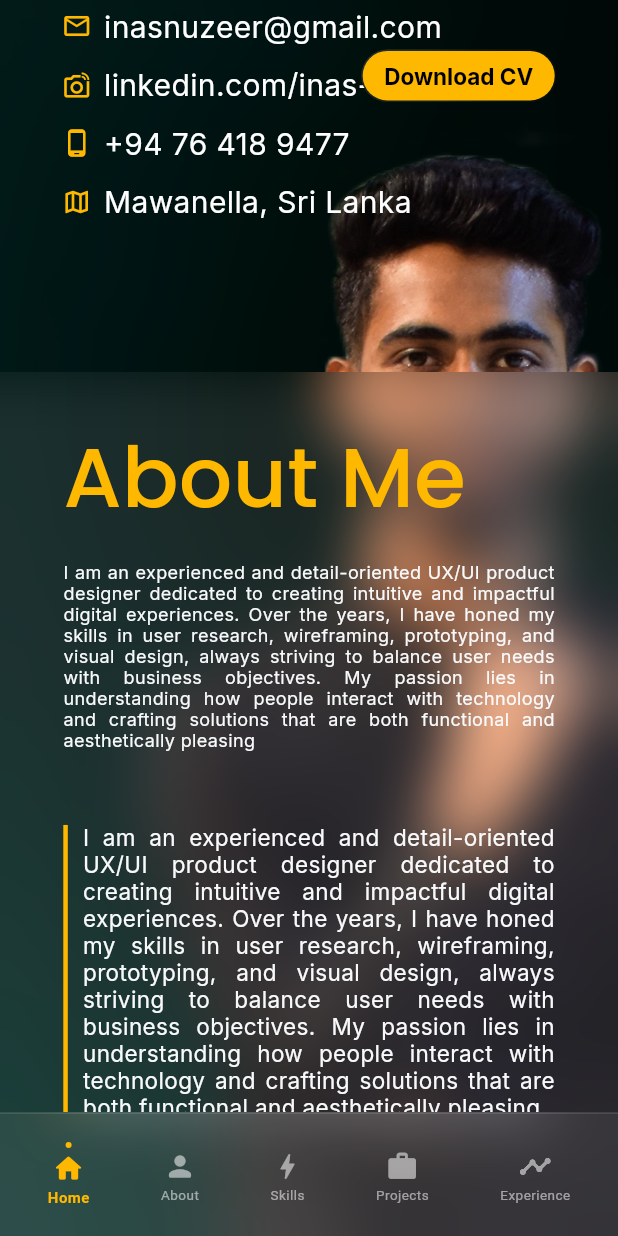
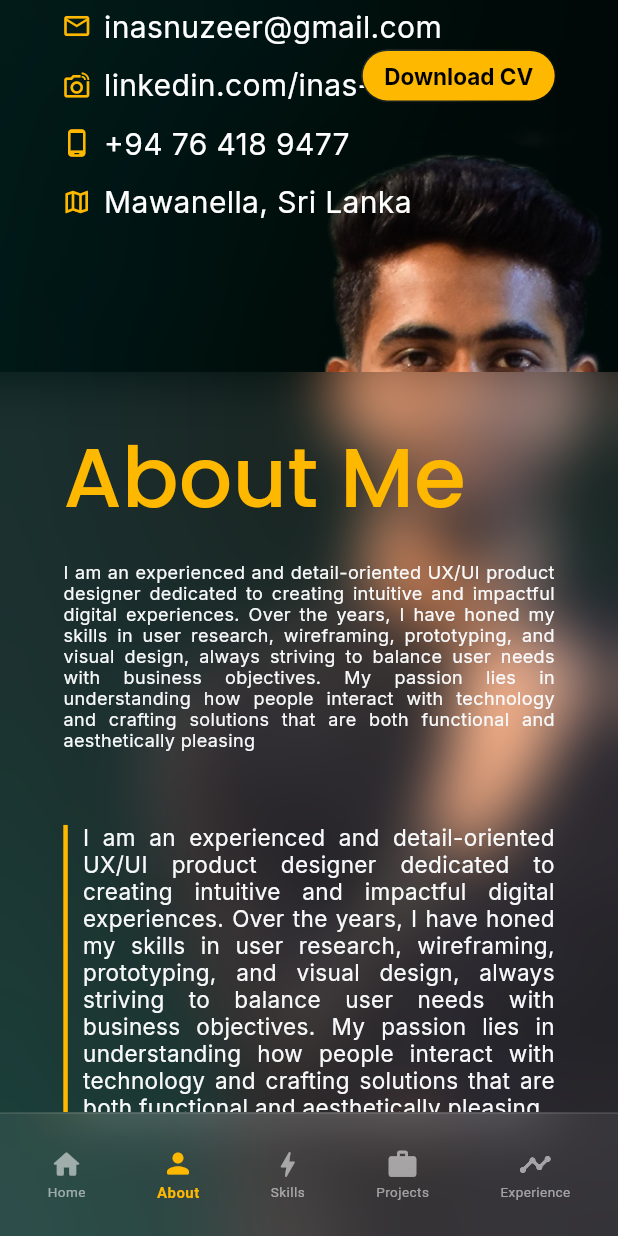
Before and after one commit to inas-nuzeer/portfolio, a Flutter app: the screen it shows after launch, scrolled down 576 dp, on a phone screen of 412 x 824 dp. Run offline on Flutter 3.47's test engine with Material 3 defaults, Android fonts, the light colour scheme and no system bars; our stand-ins replace google_fonts.

Commit message:
UI Complete

```diff
--- a/lib/Screens/Home/home.dart
+++ b/lib/Screens/Home/home.dart
@@ -24,16 +24,49 @@ class _HomeState extends State<Home> {
         child: Stack(
           children: [
             SizedBox(height: screenHeight * .04),
-            SizedBox(
-              width: screenWidth,
+            ConstrainedBox(
+              constraints: BoxConstraints(minHeight: screenHeight),
               // height: screenHeight,
               // color: Colors.white.withOpacity(.5),
               child: Column(
                 mainAxisAlignment: isMobileScreen
                     ? MainAxisAlignment.end
                     : MainAxisAlignment.center,
-                crossAxisAlignment: CrossAxisAlignment.start,
+                crossAxisAlignment: isMobileScreen
+                    ? CrossAxisAlignment.start
+                    : CrossAxisAlignment.start,
                 children: [
+                  // isMobileScreen
+                  //     ? Column(
+                  //         crossAxisAlignment: CrossAxisAlignment.center,
+                  //         children: [
+                  //           SizedBox(height: screenHeight * .15),
+                  //           ClipRRect(
+                  //             borderRadius: BorderRadius.circular(100),
+                  //             child: Container(
+                  //               width: 200,
+                  //               height: 200,
+                  //               decoration: BoxDecoration(
+                  //                 borderRadius: BorderRadius.circular(150),
+                  //               ),
+                  //               // borderRadius: 150,
+                  //               child: Center(
+                  //                 child: Image(
+                  //                   image: const AssetImage(
+                  //                     'assets/images/hero_Og_1.png',
+                  //                   ),
+                  //                   fit: BoxFit
+                  //                       .cover, // ← This ensures image covers the circle
+                  //                   width: 200,
+                  //                   height: 200,
+                  //                 ),
+                  //               ),
+                  //             ),
+                  //           ),
+                  //           SizedBox(height: screenHeight * .05),
+                  //         ],
+                  //       )
+                  //     : SizedBox.shrink(),
                   FittedBox(
                     fit: BoxFit.scaleDown,
                     child: Text(
@@ -70,15 +103,25 @@ class _HomeState extends State<Home> {
                     Row(
                       mainAxisAlignment: MainAxisAlignment.start,
                       children: [
-                        _personalData1(false),
+                        Expanded(flex: 1, child: _personalData1(false)),
                         const SizedBox(width: 30),
-                        _personalData2(false),
+                        Expanded(flex: 3, child: _personalData2(false)),
                       ],
                     ),
                   ],
                 ],
               ),
             ),
+            // if (isMobileScreen) ...[
+            //   Positioned(
+            //     bottom: 0,
+            //     left: 0,
+            //     right: 0,
+            //     child: Image(
+            //       image: AssetImage('assets/images/black_layer.png'),
+            //     ),
+            //   ),
+            // ],
             Positioned(
               top: screenHeight * .03,
               left: 0,
@@ -184,14 +227,16 @@ class _HomeState extends State<Home> {
       children: [
         Icon(icon, size: 20, color: Color(0xFFfeb800)),
         const SizedBox(width: 8),
-        Text(
-          text,
-          style: TextStyle(
-            color: Colors.white,
-            fontWeight: FontWeight.normal,
-            fontSize: 20,
+        Flexible(
+          child: Text(
+            text,
+            style: TextStyle(
+              color: Colors.white,
+              fontWeight: FontWeight.normal,
+              fontSize: 20,
+            ),
+            overflow: TextOverflow.ellipsis,
           ),
-          textAlign: TextAlign.center,
         ),
       ],
     );
--- a/lib/Screens/MainContent/main_content.dart
+++ b/lib/Screens/MainContent/main_content.dart
@@ -22,6 +22,7 @@ class _MainContentState extends State<MainContent> {
 
   bool _isHovering = false;
   bool _isLoading = false;
+  int _activeIndex = 0;
 
   @override
   void initState() {
@@ -33,10 +34,28 @@ class _MainContentState extends State<MainContent> {
       (_) => const Project(),
       (_) => const Experience(),
     ];
+    _scrollController.addListener(_onScroll);
+  }
+
+  void _onScroll() {
+    if (!_scrollController.hasClients) return;
+    final double offset = _scrollController.offset;
+    final double sectionHeight = _scrollController.position.viewportDimension;
+
+    // Which section occupies the majority of the viewport right now
+    final int index = (offset / sectionHeight).round().clamp(
+      0,
+      _sections.length - 1,
+    );
+
+    if (index != _activeIndex) {
+      setState(() => _activeIndex = index);
+    }
   }
 
   @override
   void dispose() {
+    _scrollController.removeListener(_onScroll);
     _scrollController.dispose();
     super.dispose();
   }
@@ -69,6 +88,7 @@ class _MainContentState extends State<MainContent> {
     final double screenWidth = MediaQuery.of(context).size.width;
     final double screenHeight = MediaQuery.of(context).size.height;
     final bool isMobileScreen = screenWidth < 600;
+    final bool isTabScreen = screenWidth < 1000 && screenWidth > 600;
 
     return Scaffold(
       backgroundColor: Colors.black,
@@ -136,7 +156,7 @@ class _MainContentState extends State<MainContent> {
               ),
 
               // ── Navbar (desktop) / BottomNavBar (mobile) ───────────────
-              if (isMobileScreen)
+              if (isMobileScreen || isTabScreen)
                 Positioned(
                   bottom: 0,
                   left: 0,
@@ -144,6 +164,7 @@ class _MainContentState extends State<MainContent> {
                   child: BottomNavBar(
                     scrollToSection: _scrollToSection,
                     height: screenHeight * .1,
+                    currentIndex: _activeIndex,
                   ),
                 )
               else
@@ -152,7 +173,10 @@ class _MainContentState extends State<MainContent> {
                   right: screenWidth * .28,
                   left: screenWidth * .28,
                   child: Center(
-                    child: NavBar(scrollToSection: _scrollToSection),
+                    child: NavBar(
+                      scrollToSection: _scrollToSection,
+                      activeIndex: _activeIndex,
+                    ),
                   ),
                 ),
             ],
--- a/lib/Widgets/bottom_nav_bar.dart
+++ b/lib/Widgets/bottom_nav_bar.dart
@@ -38,6 +38,15 @@ class _BottomNavBarState extends State<BottomNavBar> {
     _activeIndex = widget.currentIndex;
   }
 
+  @override
+  void didUpdateWidget(covariant BottomNavBar oldWidget) {
+    super.didUpdateWidget(oldWidget);
+    // Sync active index when parent scroll drives a change
+    if (oldWidget.currentIndex != widget.currentIndex) {
+      setState(() => _activeIndex = widget.currentIndex);
+    }
+  }
+
   void _onTap(int index) {
     setState(() => _activeIndex = index);
     widget.scrollToSection(index);
@@ -51,7 +60,7 @@ class _BottomNavBarState extends State<BottomNavBar> {
         child: Container(
           height: widget.height,
           width: double.infinity,
-          padding: const EdgeInsets.symmetric(horizontal: 8, vertical: 8),
+          padding: const EdgeInsets.symmetric(horizontal: 8, vertical: 0),
           decoration: BoxDecoration(
             color: Colors.white.withOpacity(0.07),
             border: Border(
@@ -78,32 +87,33 @@ class _BottomNavBarState extends State<BottomNavBar> {
     final Color activeColor = AppTheme.lightTheme.colorScheme.primary;
     const Color inactiveColor = Colors.white54;
 
-    return GestureDetector(
+    return MouseRegion(
+      cursor: SystemMouseCursors.click,
+      child: GestureDetector(
         onTap: () => _onTap(index),
         behavior: HitTestBehavior.opaque,
         child: AnimatedContainer(
           duration: const Duration(milliseconds: 250),
           curve: Curves.easeInOut,
-        // padding: const EdgeInsets.symmetric(horizontal: 12, vertical: 6),
+          padding: const EdgeInsets.symmetric(horizontal: 12, vertical: 6),
           decoration: BoxDecoration(
             color: Colors.transparent,
-          // color: isActive ? activeColor.withOpacity(0.15) : Colors.transparent,
             borderRadius: BorderRadius.circular(20),
           ),
           child: Column(
             mainAxisSize: MainAxisSize.min,
             children: [
-            // Active dot indicator above icon
-            AnimatedContainer(
-              duration: const Duration(milliseconds: 250),
-              width: isActive ? 4 : 0,
-              height: isActive ? 4 : 0,
-              margin: const EdgeInsets.only(bottom: 3),
-              decoration: BoxDecoration(
-                color: activeColor,
-                shape: BoxShape.circle,
-              ),
-            ),
+              // Active dot indicator
+              // AnimatedContainer(
+              //   duration: const Duration(milliseconds: 250),
+              //   width: isActive ? 4 : 0,
+              //   height: isActive ? 4 : 0,
+              //   margin: const EdgeInsets.only(bottom: 3),
+              //   decoration: BoxDecoration(
+              //     color: activeColor,
+              //     shape: BoxShape.circle,
+              //   ),
+              // ),
               Icon(
                 _items[index].icon,
                 size: 22,
@@ -123,6 +133,7 @@ class _BottomNavBarState extends State<BottomNavBar> {
             ],
           ),
         ),
+      ),
     );
   }
 }
--- a/lib/Widgets/glass_container.dart
+++ b/lib/Widgets/glass_container.dart
@@ -14,18 +14,20 @@ class GlassContainer extends StatelessWidget {
   final double opacity;
   final double paddingValue;
   final bool isMobileScreen;
+  final bool isTabScreen;
 
   const GlassContainer({
     super.key,
     this.child = const SizedBox(),
     this.width = 0,
-    this.height = 50,
+    this.height = 0,
     this.borderRadius = 0,
     this.blurStrength = 20,
     this.color = Colors.white,
     this.opacity = 0.1,
     this.paddingValue = 0,
     this.isMobileScreen = false,
+    this.isTabScreen = false,
   });
 
   @override
@@ -37,7 +39,7 @@ class GlassContainer extends StatelessWidget {
           vertical: isMobileScreen ? 15 : paddingValue,
         ),
         width: isMobileScreen ? double.infinity : width,
-        // height: height,
+        height: height != 0 ? height : null,
         decoration: BoxDecoration(
           borderRadius: BorderRadius.circular(borderRadius),
           color: color.withOpacity(opacity),
```
Also changed, not shown: lib/Widgets/navbar.dart (+105 -63 lines), assets/images/hero_Og_1.png. Lines whose indentation alone changed are shown as unchanged.
